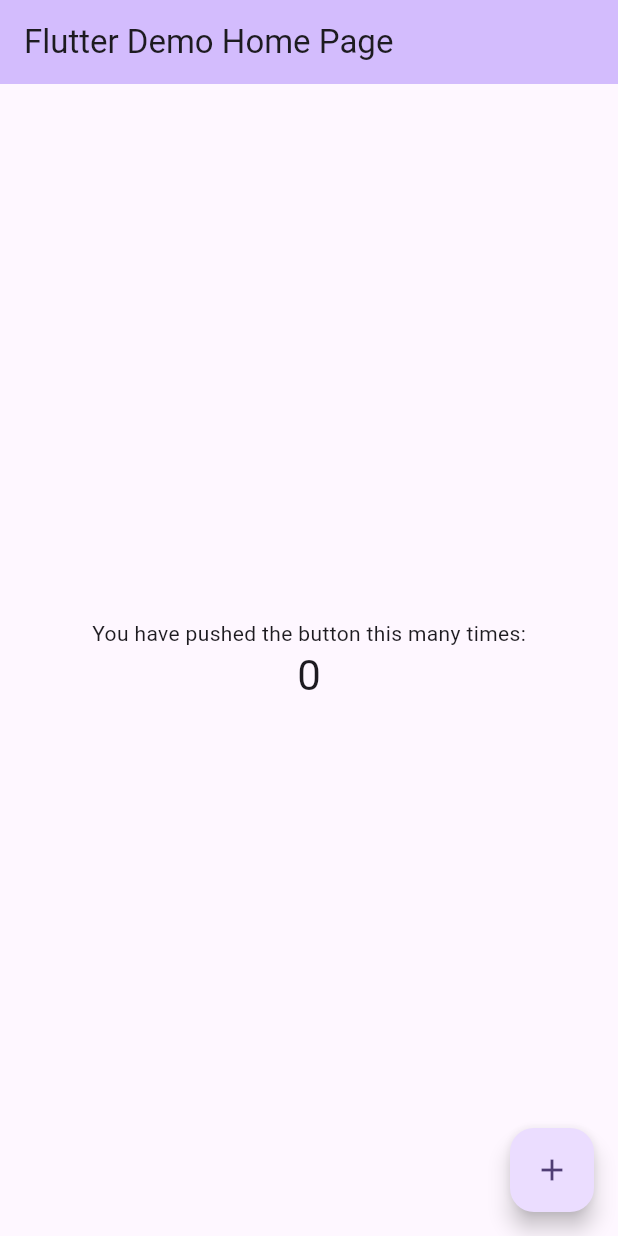
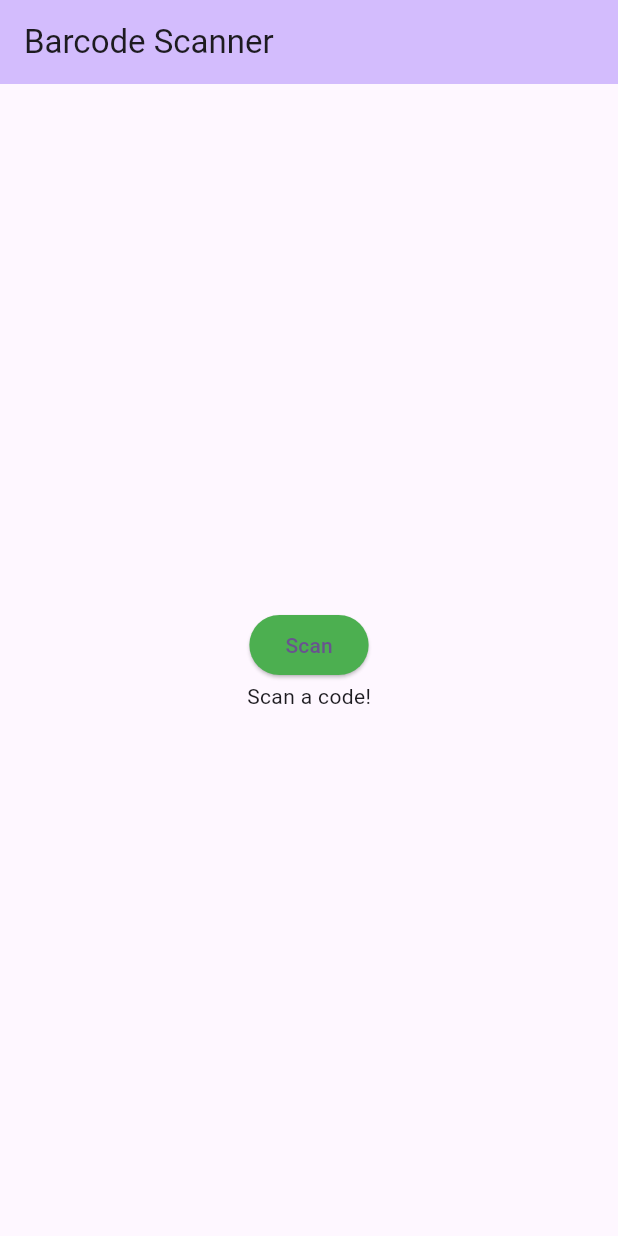
Before and after one commit to TalipTun/Flutter_Barcode_Scanner, a Flutter app: the screen it shows after launch, on a phone screen of 412 x 824 dp. Run offline on Flutter 3.47's test engine with Material 3 defaults, Android fonts, the phone set to English and light mode, and no system bars; missing offline and left inert: flutter_barcode_scanner.

Commit message:
Successfully managed to run the barcode_scanner on my personal iphone and it successfully return the scanned barcode

```diff
--- a/lib/main.dart
+++ b/lib/main.dart
@@ -1,4 +1,5 @@
 import 'package:flutter/material.dart';
+import 'package:flutter_barcode_scanner/flutter_barcode_scanner.dart';
 
 void main() {
   runApp(const MyApp());
@@ -7,46 +8,20 @@ void main() {
 class MyApp extends StatelessWidget {
   const MyApp({super.key});
 
-  // This widget is the root of your application.
   @override
   Widget build(BuildContext context) {
     return MaterialApp(
       title: 'Flutter Demo',
       theme: ThemeData(
-        // This is the theme of your application.
-        //
-        // TRY THIS: Try running your application with "flutter run". You'll see
-        // the application has a purple toolbar. Then, without quitting the app,
-        // try changing the seedColor in the colorScheme below to Colors.green
-        // and then invoke "hot reload" (save your changes or press the "hot
-        // reload" button in a Flutter-supported IDE, or press "r" if you used
-        // the command line to start the app).
-        //
-        // Notice that the counter didn't reset back to zero; the application
-        // state is not lost during the reload. To reset the state, use hot
-        // restart instead.
-        //
-        // This works for code too, not just values: Most code changes can be
-        // tested with just a hot reload.
         colorScheme: ColorScheme.fromSeed(seedColor: Colors.deepPurple),
       ),
-      home: const MyHomePage(title: 'Flutter Demo Home Page'),
+      home: const MyHomePage(title: 'Barcode Scanner'),
     );
   }
 }
 
 class MyHomePage extends StatefulWidget {
   const MyHomePage({super.key, required this.title});
-
-  // This widget is the home page of your application. It is stateful, meaning
-  // that it has a State object (defined below) that contains fields that affect
-  // how it looks.
-
-  // This class is the configuration for the state. It holds the values (in this
-  // case the title) provided by the parent (in this case the App widget) and
-  // used by the build method of the State. Fields in a Widget subclass are
-  // always marked "final".
-
   final String title;
 
   @override
@@ -54,69 +29,47 @@ class MyHomePage extends StatefulWidget {
 }
 
 class _MyHomePageState extends State<MyHomePage> {
-  int _counter = 0;
-
-  void _incrementCounter() {
-    setState(() {
-      // This call to setState tells the Flutter framework that something has
-      // changed in this State, which causes it to rerun the build method below
-      // so that the display can reflect the updated values. If we changed
-      // _counter without calling setState(), then the build method would not be
-      // called again, and so nothing would appear to happen.
-      _counter++;
-    });
-  }
+  String? scanResult;
 
   @override
   Widget build(BuildContext context) {
-    // This method is rerun every time setState is called, for instance as done
-    // by the _incrementCounter method above.
-    //
-    // The Flutter framework has been optimized to make rerunning build methods
-    // fast, so that you can just rebuild anything that needs updating rather
-    // than having to individually change instances of widgets.
     return Scaffold(
       appBar: AppBar(
-        // TRY THIS: Try changing the color here to a specific color (to
-        // Colors.amber, perhaps?) and trigger a hot reload to see the AppBar
-        // change color while the other colors stay the same.
         backgroundColor: Theme.of(context).colorScheme.inversePrimary,
-        // Here we take the value from the MyHomePage object that was created by
-        // the App.build method, and use it to set our appbar title.
         title: Text(widget.title),
       ),
       body: Center(
-        // Center is a layout widget. It takes a single child and positions it
-        // in the middle of the parent.
         child: Column(
-          // Column is also a layout widget. It takes a list of children and
-          // arranges them vertically. By default, it sizes itself to fit its
-          // children horizontally, and tries to be as tall as its parent.
-          //
-          // Column has various properties to control how it sizes itself and
-          // how it positions its children. Here we use mainAxisAlignment to
-          // center the children vertically; the main axis here is the vertical
-          // axis because Columns are vertical (the cross axis would be
-          // horizontal).
-          //
-          // TRY THIS: Invoke "debug painting" (choose the "Toggle Debug Paint"
-          // action in the IDE, or press "p" in the console), to see the
-          // wireframe for each widget.
           mainAxisAlignment: MainAxisAlignment.center,
-          children: <Widget>[
-            const Text('You have pushed the button this many times:'),
+          children: [
+            ElevatedButton(
+              onPressed: handleScan,
+              style: ElevatedButton.styleFrom(backgroundColor: Colors.green),
+              child: Text("Scan"),
+            ),
             Text(
-              '$_counter',
-              style: Theme.of(context).textTheme.headlineMedium,
+              scanResult == null ? "Scan a code!" : "Scan result: $scanResult",
             ),
           ],
         ),
       ),
-      floatingActionButton: FloatingActionButton(
-        onPressed: _incrementCounter,
-        tooltip: 'Increment',
-        child: const Icon(Icons.add),
-      ), // This trailing comma makes auto-formatting nicer for build methods.
     );
   }
+
+  Future handleScan() async {
+    String scanResult;
+
+    scanResult = await FlutterBarcodeScanner.scanBarcode(
+      "#ff6666",
+      "Cancel",
+      true,
+      ScanMode.BARCODE,
+    );
+
+    if (!mounted) return;
+
+    setState(() {
+      this.scanResult = scanResult;
+    });
+  }
 }
--- a/pubspec.yaml
+++ b/pubspec.yaml
@@ -31,6 +31,8 @@ dependencies:
   flutter:
     sdk: flutter
 
+  camera: 0.11.2
+  flutter_barcode_scanner: ^2.0.0
   # The following adds the Cupertino Icons font to your application.
   # Use with the CupertinoIcons class for iOS style icons.
   cupertino_icons: ^1.0.8
@@ -44,7 +46,7 @@ dev_dependencies:
   # activated in the `analysis_options.yaml` file located at the root of your
   # package. See that file for information about deactivating specific lint
   # rules and activating additional ones.
-  flutter_lints: ^5.0.0
+  flutter_lints: ^6.0.0
 
 # For information on the generic Dart part of this file, see the
 # following page: https://dart.dev/tools/pub/pubspec
```
Also changed, not shown: pubspec.lock, 14 other files.
